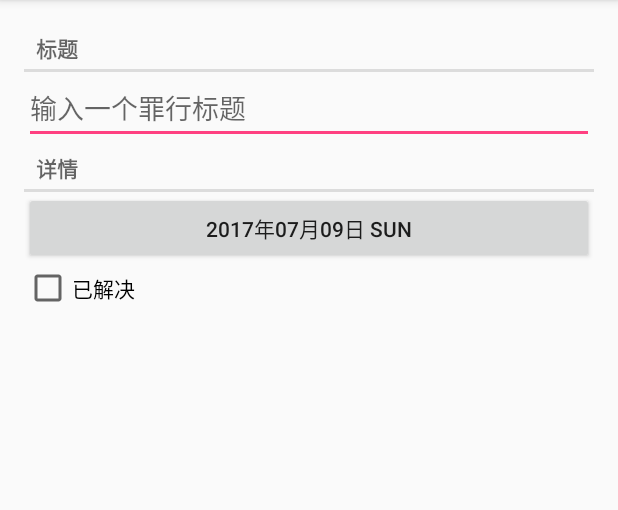
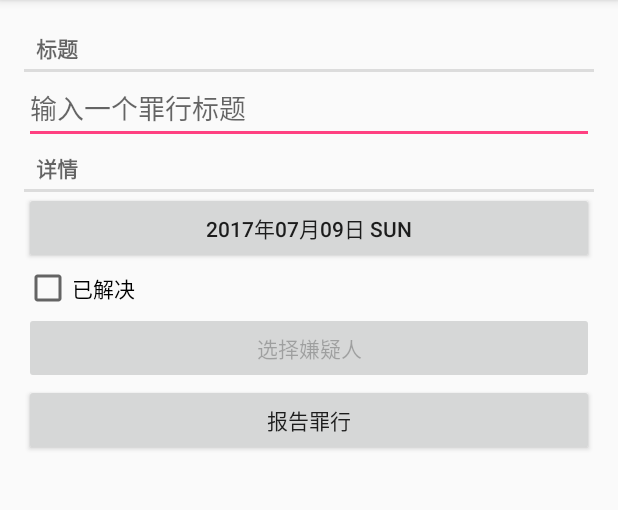
Before and after one commit to edazh/Criminal-Intent, an Android app: the screen it shows after launch (CrimePagerActivity), after a tap on "添加罪行", on a phone screen of 412 x 824 dp, the part 84-594 px from its top. Run offline under Robolectric (Android 15) with nearby library versions, the phone set to English and light mode, and no system bars; 1 other tap on this screen came first.

Commit message:
添加选择联系人和发送Criminl Intent 功能

```diff
--- a/app/src/main/java/com/edazh/criminalintent/Crime.java
+++ b/app/src/main/java/com/edazh/criminalintent/Crime.java
@@ -16,6 +16,7 @@ public class Crime {
     private Date mDate;
     private boolean mSolved;
     private String mDateString;
+    private String mSuspect;
 
     public Crime() {
         this(UUID.randomUUID());
@@ -60,4 +61,11 @@ public class Crime {
     }
 
 
+    public String getSuspect() {
+        return mSuspect;
+    }
+
+    public void setSuspect(String suspect) {
+        mSuspect = suspect;
+    }
 }
--- a/app/src/main/java/com/edazh/criminalintent/CrimeFragment.java
+++ b/app/src/main/java/com/edazh/criminalintent/CrimeFragment.java
@@ -2,7 +2,11 @@ package com.edazh.criminalintent;
 
 import android.app.Activity;
 import android.content.Intent;
+import android.content.pm.PackageManager;
+import android.database.Cursor;
+import android.net.Uri;
 import android.os.Bundle;
+import android.provider.ContactsContract;
 import android.support.annotation.Nullable;
 import android.support.v4.app.Fragment;
 import android.support.v4.app.FragmentManager;
@@ -29,10 +33,13 @@ public class CrimeFragment extends Fragment {
     private EditText mTitleField;
     private Button mBtnDate;
     private CheckBox mCbxSolved;
+    private Button mReportButton;
+    private Button mSuspectButton;
 
     private static final String ARG_CRIME_ID = "crime_id";
     private static final String DIALOG_DATE = "DialogDate";
     private static final int REQUEST_CODE_DATE = 0;
+    public static final int REQUEST_CONTACT = 1;
 
     /**
      * 创建CrimeFragment的实例,包含crimeId参数
@@ -104,6 +111,40 @@ public class CrimeFragment extends Fragment {
             }
         });
 
+        //发送报告Button
+        mReportButton = (Button) v.findViewById(R.id.crime_report);
+        mReportButton.setOnClickListener(new View.OnClickListener() {
+            @Override
+            public void onClick(View v) {
+                Intent i = new Intent(Intent.ACTION_SEND);
+                i.setType("text/plain");
+                i.putExtra(Intent.EXTRA_TEXT, getCrimeReport());
+                i.putExtra(Intent.EXTRA_SUBJECT, getString(R.string.crime_report_subject));
+                i = Intent.createChooser(i, getString(R.string.send_report));
+                startActivity(i);
+            }
+        });
+
+        //选择联系人Button
+        final Intent pickContact = new Intent(Intent.ACTION_PICK, ContactsContract.Contacts.CONTENT_URI);
+        pickContact.addCategory(Intent.CATEGORY_HOME);
+        mSuspectButton = (Button) v.findViewById(R.id.crime_suspect);
+        mSuspectButton.setOnClickListener(new View.OnClickListener() {
+            @Override
+            public void onClick(View v) {
+                startActivityForResult(pickContact, REQUEST_CONTACT);
+            }
+        });
+
+        if (mCrime.getSuspect() != null) {
+            mSuspectButton.setText(mCrime.getSuspect());
+        }
+
+        PackageManager packageManager = getActivity().getPackageManager();
+        if (packageManager.resolveActivity(pickContact, packageManager.MATCH_DEFAULT_ONLY) == null) {
+            mSuspectButton.setEnabled(false);
+        }
+
         return v;
     }
 
@@ -116,6 +157,25 @@ public class CrimeFragment extends Fragment {
             Date date = (Date) data.getSerializableExtra(DatePickerFragment.EXTRA_DATE);
             mCrime.setDate(date);
             mBtnDate.setText(mCrime.getDateString());
+        } else if (requestCode == REQUEST_CONTACT) {
+            Uri contactUri = data.getData();
+
+            String[] queryFields = new String[]{ContactsContract.Contacts.DISPLAY_NAME};
+
+            Cursor c = getActivity().getContentResolver().query(contactUri, queryFields, null, null, null);
+            try {
+                if (c.getCount() == 0) {
+                    return;
+                }
+
+                c.moveToFirst();
+                String suspect = c.getString(0);
+                mCrime.setSuspect(suspect);
+                mSuspectButton.setText(suspect);
+            } finally {
+                c.close();
+            }
+
         }
     }
 
@@ -125,4 +185,31 @@ public class CrimeFragment extends Fragment {
 
         CrimeLab.get(getActivity()).updateCrime(mCrime);
     }
+
+    /**
+     * 获取犯罪报告
+     *
+     * @return 犯罪报告String
+     */
+    private String getCrimeReport() {
+        String solvedString = null;
+        if (mCrime.isSolved()) {
+            solvedString = getString(R.string.crime_report_solved);
+        } else {
+            solvedString = getString(R.string.crime_report_unsolved);
+        }
+
+        String dateString = mCrime.getDateString();
+
+        String suspect = mCrime.getSuspect();
+        if (suspect == null) {
+            suspect = getString(R.string.crime_report_no_suspect);
+        } else {
+            suspect = getString(R.string.crime_report_suspect, suspect);
+        }
+
+        String report = getString(R.string.crime_report, mCrime.getTitle(), dateString, solvedString, suspect);
+
+        return report;
+    }
 }
--- a/app/src/main/java/com/edazh/criminalintent/CrimeLab.java
+++ b/app/src/main/java/com/edazh/criminalintent/CrimeLab.java
@@ -107,6 +107,7 @@ public class CrimeLab {
         values.put(CrimeTable.Cols.TITLE, crime.getTitle());
         values.put(CrimeTable.Cols.DATE, crime.getDate().getTime());
         values.put(CrimeTable.Cols.SOLVED, crime.isSolved() ? 1 : 0);
+        values.put(CrimeTable.Cols.SUSPECT, crime.getSuspect());
 
         return values;
     }
--- a/app/src/main/java/com/edazh/criminalintent/database/CrimeBaseHelper.java
+++ b/app/src/main/java/com/edazh/criminalintent/database/CrimeBaseHelper.java
@@ -36,6 +36,8 @@ public class CrimeBaseHelper extends SQLiteOpenHelper {
                 + CrimeTable.Cols.DATE
                 + ","
                 + CrimeTable.Cols.SOLVED
+                + ","
+                + CrimeTable.Cols.SUSPECT
                 + ")"
         );
     }
--- a/app/src/main/java/com/edazh/criminalintent/database/CrimeCursorWrapper.java
+++ b/app/src/main/java/com/edazh/criminalintent/database/CrimeCursorWrapper.java
@@ -28,6 +28,7 @@ public class CrimeCursorWrapper extends CursorWrapper {
         String title = getString(getColumnIndex(CrimeTable.Cols.TITLE));
         long date = getLong(getColumnIndex(CrimeTable.Cols.DATE));
         int isSolved = getInt(getColumnIndex(CrimeTable.Cols.SOLVED));
+        String suspect = getString(getColumnIndex(CrimeTable.Cols.SUSPECT));
 
         Crime crime = new Crime(UUID.fromString(uuidString));
         crime.setTitle(title);
--- a/app/src/main/java/com/edazh/criminalintent/database/CrimeDbSchema.java
+++ b/app/src/main/java/com/edazh/criminalintent/database/CrimeDbSchema.java
@@ -14,6 +14,7 @@ public class CrimeDbSchema {
             public static final String TITLE = "title";
             public static final String DATE = "date";
             public static final String SOLVED = "solved";
+            public static final String SUSPECT = "suspect";
         }
     }
 }
--- a/app/src/main/res/layout/fragment_crime.xml
+++ b/app/src/main/res/layout/fragment_crime.xml
@@ -34,4 +34,15 @@
         android:layout_height="wrap_content"
         android:text="@string/crime_solved_label"/>
 
+    <Button
+        android:id="@+id/crime_suspect"
+        android:layout_width="match_parent"
+        android:layout_height="wrap_content"
+        android:text="@string/crime_suspect_text"/>
+
+    <Button
+        android:id="@+id/crime_report"
+        android:layout_width="match_parent"
+        android:layout_height="wrap_content"
+        android:text="@string/crime_report_text"/>
 </LinearLayout>
--- a/app/src/main/res/values/strings.xml
+++ b/app/src/main/res/values/strings.xml
@@ -11,4 +11,15 @@
     <string name="hide_subtitle">隐藏副标题</string>
     <string name="new_crime">添加罪行</string>
     <string name="subtitle_format">%1$d 个罪行</string>
+
+    <string name="crime_suspect_text">选择嫌疑人</string>
+    <string name="crime_report_text">报告罪行</string>
+
+    <string name="crime_report">%1$s!此罪行于%2$s被发现。%3$s，而%4$s</string>
+    <string name="crime_report_unsolved">此案尚无法解决</string>
+    <string name="crime_report_solved">案子已解决</string>
+    <string name="crime_report_suspect">犯罪嫌疑人是%s。</string>
+    <string name="crime_report_no_suspect">此案没有嫌疑人。</string>
+    <string name="crime_report_subject">犯罪动机(Criminal Intent) 罪行报告</string>
+    <string name="send_report">罪行报告发到：</string>
 </resources>
```
